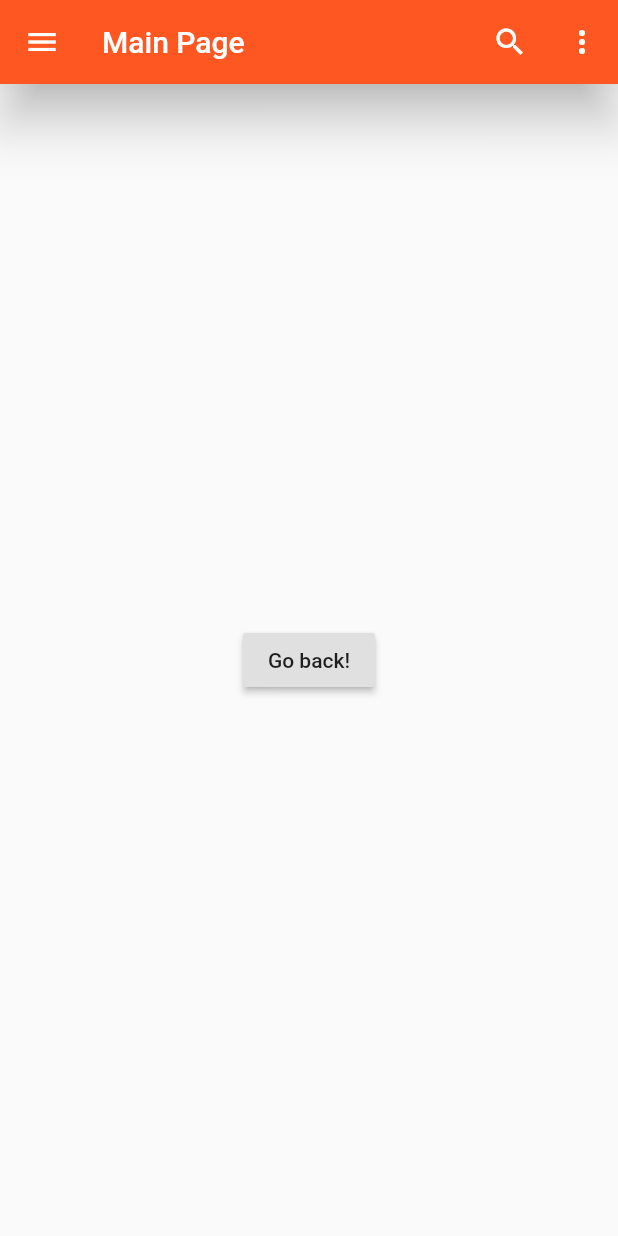
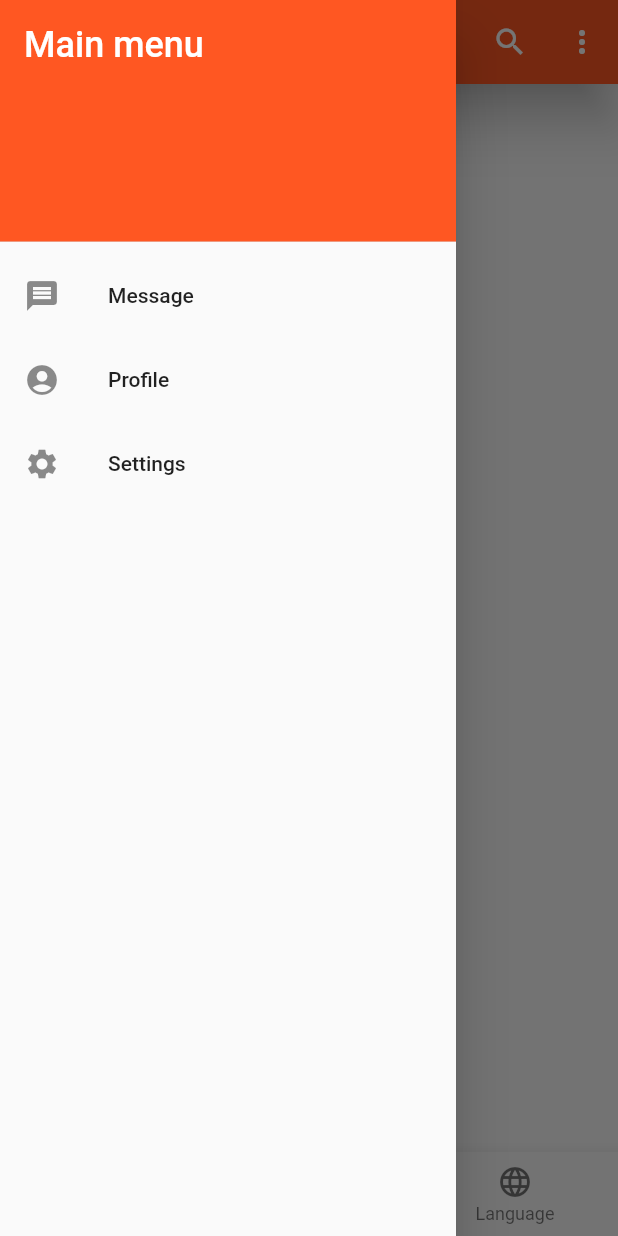
Before and after one commit to NanuSai/CollegeApk, a Flutter app: the HomePage screen opened by its route, with the side drawer open (before the commit the screen has no drawer), on a phone screen of 412 x 824 dp. Run offline on Flutter 3.47's test engine with Material 2 defaults, Android fonts, the light colour scheme and no system bars.

Commit message:
Added bottomnavigation bar, drawer not working

```diff
--- a/lib/home_page.dart
+++ b/lib/home_page.dart
@@ -6,10 +6,32 @@ class HomePage extends StatefulWidget {
 }
 
 class _HomePageState extends State<HomePage> {
+  int _selectedIndex = 0;
+  static const TextStyle optionStyle =
+  TextStyle(fontSize: 30, fontWeight: FontWeight.bold);
+  static const List<Widget> _widgetOptions = <Widget>[
+    Text(
+      'Index 0: Home',
+      style: optionStyle,
+    ),
+    Text(
+      'Index 1: Business',
+      style: optionStyle,
+    ),
+    Text(
+      'Index 2: School',
+      style: optionStyle,
+    ),
+  ];
+
+  void _onItemTapped(int index) {
+    setState(() {
+      _selectedIndex = index;
+    });
+  }
 
   Icon customIcon = Icon(Icons.search);
   Widget customTitle = Text("Main Page");
-
 
   @override
   Widget build(BuildContext context) {
@@ -18,15 +40,17 @@ class _HomePageState extends State<HomePage> {
         title: customTitle,
         backgroundColor: Colors.deepOrange,
         leading: IconButton(
+          tooltip: "Menu",
           icon: Icon(Icons.menu),
           onPressed: () {
             //Leading are the things before title
-            print("Clicked");
+            print("Menu");
           },
         ),
         actions: <Widget>[
           IconButton(
             icon: customIcon,
+            tooltip: "Search..",
             onPressed: () {
               print("Searching");
               setState(() {
@@ -36,16 +60,12 @@ class _HomePageState extends State<HomePage> {
                     style: TextStyle(
                       color: Colors.white,
                       fontSize: 16.0,
-
                     ),
                     textInputAction: TextInputAction.go,
                     decoration: InputDecoration(
-                        border: InputBorder.none,
-                        hintText: "Search term..."
-                    ),
+                        border: InputBorder.none, hintText: "Search term..."),
                   );
-                }
-                else {
+                } else {
                   this.customIcon = Icon(Icons.search);
                   this.customTitle = Text("Main Page");
                 }
@@ -53,6 +73,7 @@ class _HomePageState extends State<HomePage> {
             },
           ),
           IconButton(
+            tooltip: "Settings..",
             icon: Icon(Icons.more_vert),
             onPressed: () {
               print("vertical");
@@ -60,15 +81,71 @@ class _HomePageState extends State<HomePage> {
           ),
         ],
         elevation: 14,
-
         titleSpacing: 12,
       ),
       body: Center(
-        child: RaisedButton(
-          onPressed: () {
-            Navigator.pop(context);
-          },
-          child: Text('Go back!'),
+        child: Column(
+          children: <Widget>[
+            _widgetOptions[_selectedIndex],
+            RaisedButton(
+              child: Text("Back to login page"),
+              onPressed: () {
+                Navigator.pop(context);
+              },
+            )
+          ],
+        ),
+      ),
+      bottomNavigationBar: BottomNavigationBar(
+        items: const <BottomNavigationBarItem>[
+          BottomNavigationBarItem(icon: Icon(Icons.home), title: Text("Home")),
+          BottomNavigationBarItem(
+              icon: Icon(Icons.school), title: Text("College")),
+          BottomNavigationBarItem(
+              icon: Icon(Icons.language), title: Text("Language"))
+        ],
+        currentIndex: _selectedIndex,
+        selectedItemColor: Colors.amber[800],
+        onTap: _onItemTapped,
+      ),
+      drawer: Drawer(
+        child: ListView(
+          padding: EdgeInsets.zero,
+          children: <Widget>[
+            DrawerHeader(
+              decoration: BoxDecoration(
+                  color: Colors.deepOrange
+              ),
+              child: Text(
+                "Main menu",
+                style: TextStyle(
+                  color: Colors.white,
+                  fontSize: 24,
+                ),
+              ),
+            ),
+            ListTile(
+              leading: Icon(Icons.message),
+              title: Text("Message"),
+              onTap: () {
+                Navigator.pop((context));
+              },
+            ),
+            ListTile(
+              leading: Icon(Icons.account_circle),
+              title: Text("Profile"),
+              onTap: () {
+                Navigator.pop((context));
+              },
+            ),
+            ListTile(
+              leading: Icon(Icons.settings),
+              title: Text("Settings"),
+              onTap: () {
+                Navigator.pop((context));
+              },
+            ),
+          ],
         ),
       ),
     );
```
